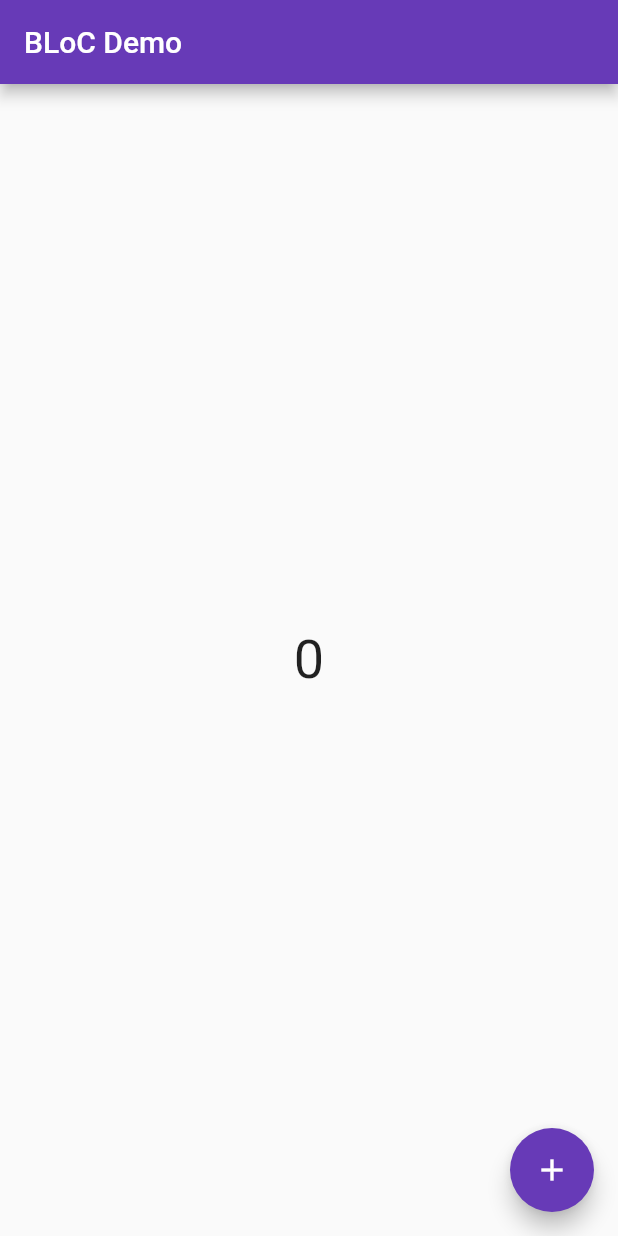
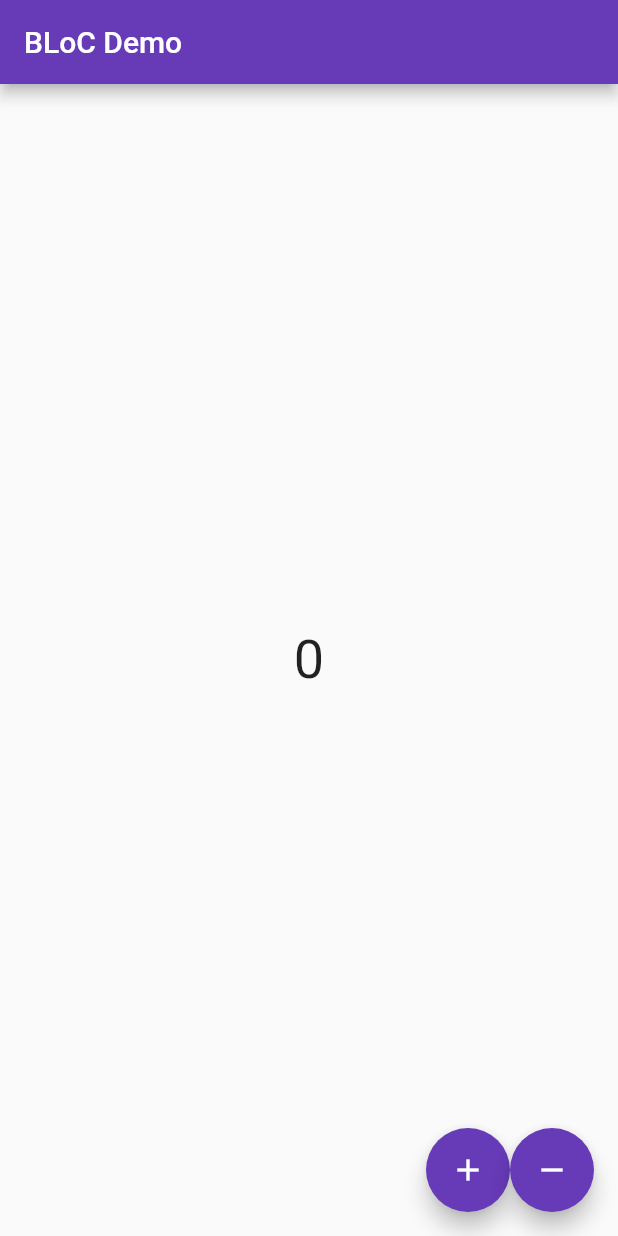
Before and after one commit to urmilshroff/bloc_demo, a Flutter app: the screen it shows after launch, on a phone screen of 412 x 824 dp. Run offline on Flutter 3.47's test engine with Material 2 defaults, Android fonts, the phone set to English and light mode, and no system bars; our stand-ins replace bloc, flutter_bloc.

Commit message:
Added decrement button

```diff
--- a/lib/pages/home_page.dart
+++ b/lib/pages/home_page.dart
@@ -22,9 +22,18 @@ class MyHomePage extends StatelessWidget {
           },
         ),
       ),
-      floatingActionButton: FloatingActionButton(
-        child: Icon(Icons.add),
-        onPressed: () => _counter.add(CounterEvents.increment),
+      floatingActionButton: Row(
+        mainAxisAlignment: MainAxisAlignment.end,
+        children: [
+          FloatingActionButton(
+            child: Icon(Icons.add),
+            onPressed: () => _counter.add(CounterEvents.increment),
+          ),
+          FloatingActionButton(
+            child: Icon(Icons.remove),
+            onPressed: () => _counter.add(CounterEvents.decrement),
+          ),
+        ],
       ),
     );
   }
```
